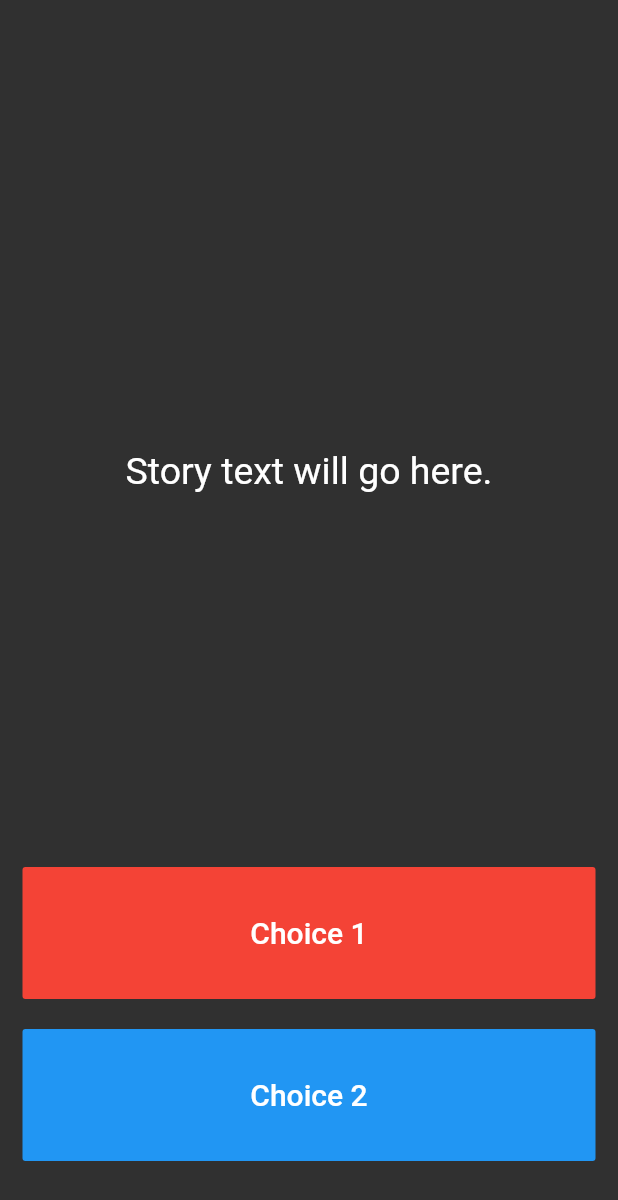
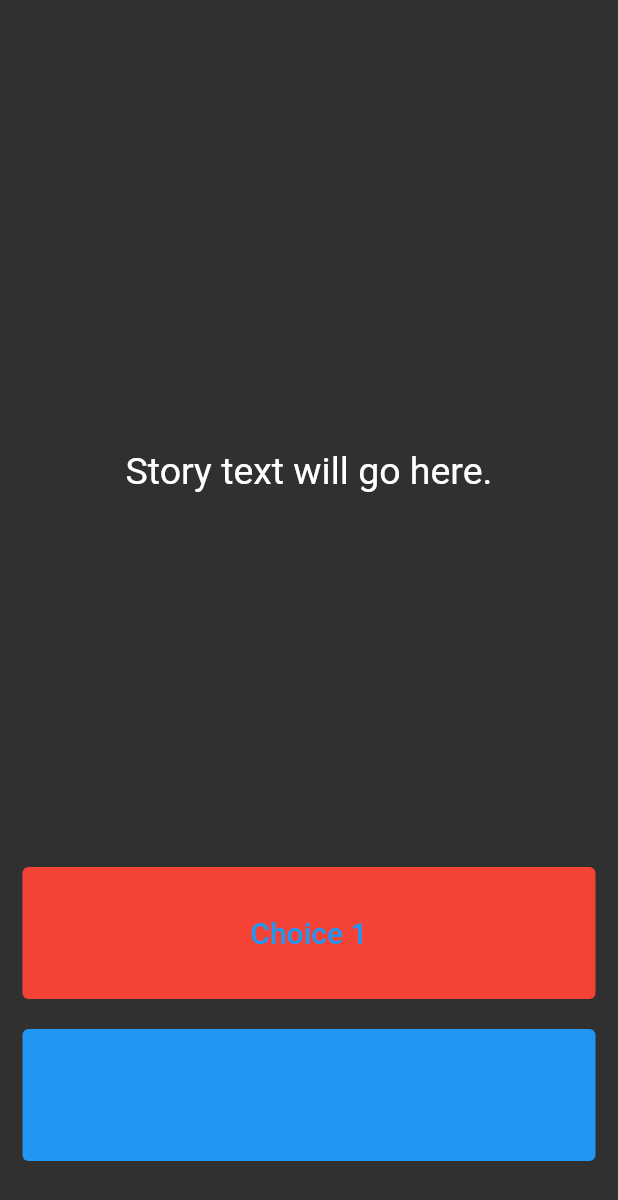
Before and after one commit to londonappbrewery/destini-challenge-starting, a Flutter app: the screen it shows after launch, on a phone screen of 412 x 824 dp. Shown: the top 1200 px of the screen. Run offline on Flutter 3.47's test engine with Material 2 defaults, Android fonts, the phone set to English and light mode, and no system bars.

Commit message:
Fix the version issue.

```diff
--- a/lib/main.dart
+++ b/lib/main.dart
@@ -45,12 +45,14 @@ class _StoryPageState extends State<StoryPage> {
               ),
               Expanded(
                 flex: 2,
-                child: FlatButton(
+                child: TextButton(
+                  style: TextButton.styleFrom(
+                    backgroundColor: Colors.red,
+                  ),
                   onPressed: () {
                     //Choice 1 made by user.
                     //TODO: Step 18 - Call the nextStory() method from storyBrain and pass the number 1 as the choice made by the user.
                   },
-                  color: Colors.red,
                   child: Text(
                     //TODO: Step 13 - Use the storyBrain to get the text for choice 1.
                     'Choice 1',
@@ -67,12 +69,14 @@ class _StoryPageState extends State<StoryPage> {
                 flex: 2,
                 //TODO: Step 26 - Use a Flutter Visibility Widget to wrap this FlatButton.
                 //TODO: Step 28 - Set the "visible" property of the Visibility Widget to equal the output from the buttonShouldBeVisible() method in the storyBrain.
-                child: FlatButton(
+                child: TextButton(
+                  style: TextButton.styleFrom(
+                    backgroundColor: Colors.blue,
+                  ),
                   onPressed: () {
                     //Choice 2 made by user.
                     //TODO: Step 19 - Call the nextStory() method from storyBrain and pass the number 2 as the choice made by the user.
                   },
-                  color: Colors.blue,
                   child: Text(
                     //TODO: Step 14 - Use the storyBrain to get the text for choice 2.
                     'Choice 2',
```
Also changed, not shown: 2 other files.
